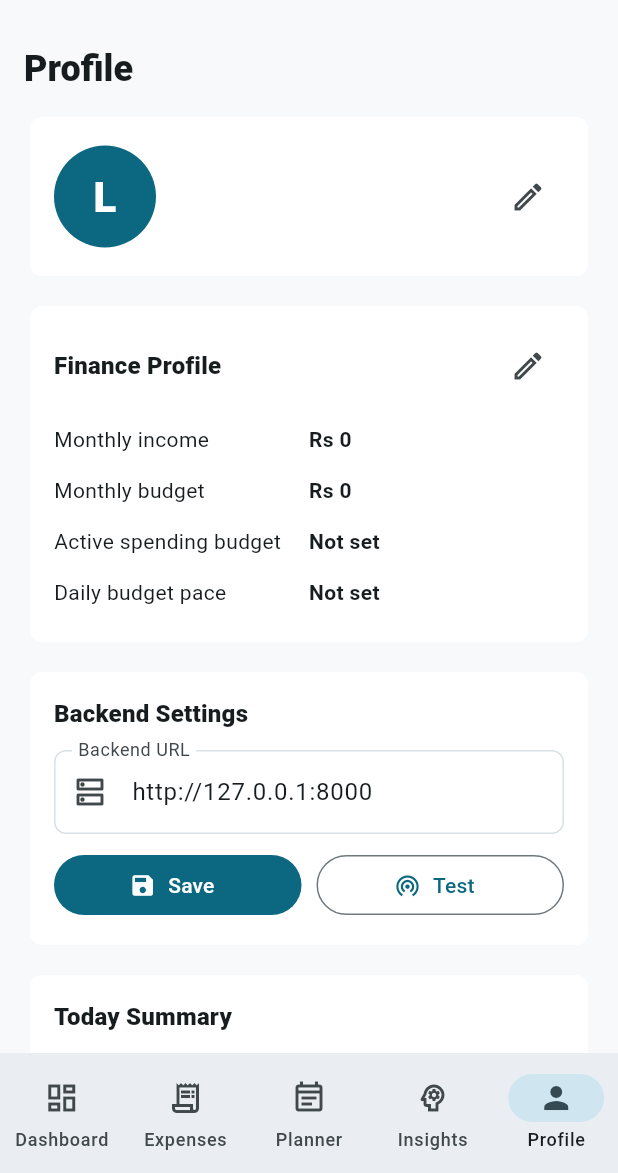
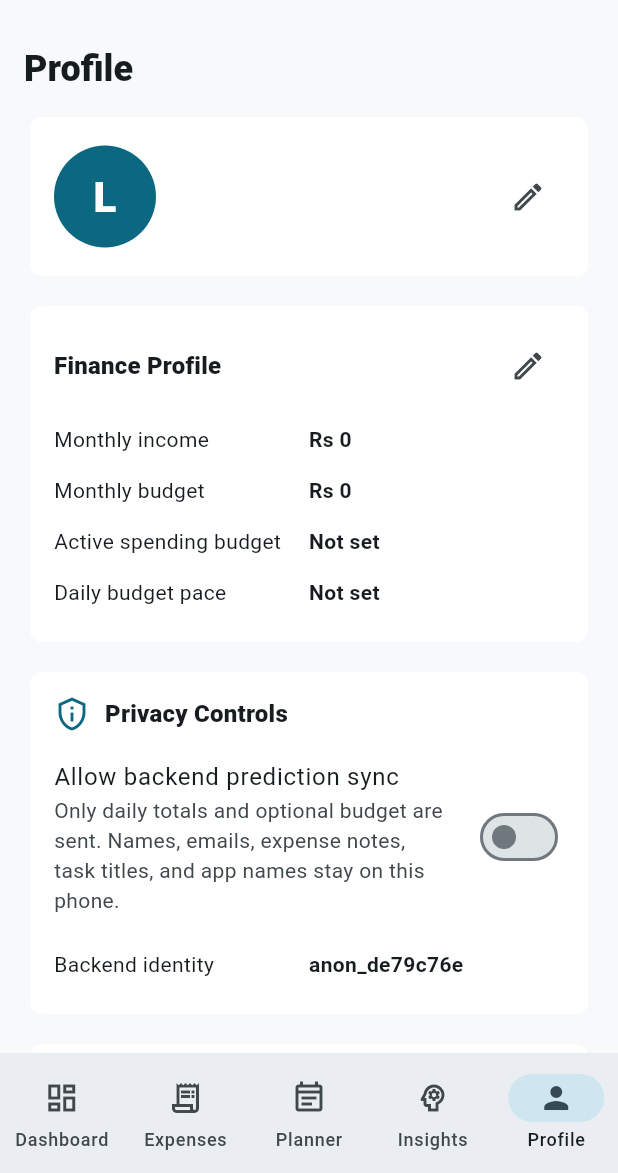
Before and after one commit to Mir1204/LifeLens, a Flutter app: the DashboardScreen screen opened directly with empty values, item 5 of the bottom bar chosen, on a phone screen of 412 x 824 dp, the part 63-1236 px from its top. Run offline on Flutter 3.47's test engine with Material 3 defaults, Android fonts, the light colour scheme and no system bars; our stand-ins replace fl_chart, flutter_local_notifications, permission_handler, sqflite; missing offline and left inert: app_usage, health; accounts and stored records are empty.

Commit message:
database security added

```diff
--- a/lib/features/profile/profile_screen.dart
+++ b/lib/features/profile/profile_screen.dart
@@ -74,6 +74,8 @@ class ProfileScreen extends StatelessWidget {
         ),
         const SizedBox(height: 12),
         _FinanceProfileCard(store: store),
+        const SizedBox(height: 12),
+        _PrivacyCard(store: store),
         const SizedBox(height: 12),
         _BackendSettings(store: store),
         const SizedBox(height: 12),
@@ -165,6 +167,55 @@ class ProfileScreen extends StatelessWidget {
         ),
       );
     }
+  }
+}
+
+class _PrivacyCard extends StatelessWidget {
+  const _PrivacyCard({required this.store});
+
+  final LifeLensStore store;
+
+  @override
+  Widget build(BuildContext context) {
+    return Card(
+      child: Padding(
+        padding: const EdgeInsets.all(16),
+        child: Column(
+          crossAxisAlignment: CrossAxisAlignment.start,
+          children: [
+            Row(
+              children: [
+                Icon(
+                  Icons.privacy_tip_outlined,
+                  color: Theme.of(context).colorScheme.primary,
+                ),
+                const SizedBox(width: 10),
+                Expanded(
+                  child: Text(
+                    'Privacy Controls',
+                    style: Theme.of(context).textTheme.titleMedium?.copyWith(
+                      fontWeight: FontWeight.w800,
+                    ),
+                  ),
+                ),
+              ],
+            ),
+            const SizedBox(height: 10),
+            SwitchListTile(
+              contentPadding: EdgeInsets.zero,
+              title: const Text('Allow backend prediction sync'),
+              subtitle: const Text(
+                'Only daily totals and optional budget are sent. Names, emails, expense notes, task titles, and app names stay on this phone.',
+              ),
+              value: store.backendSyncConsent,
+              onChanged: store.saveBackendSyncConsent,
+            ),
+            const SizedBox(height: 8),
+            _ProfileRow(label: 'Backend identity', value: store.backendUserId),
+          ],
+        ),
+      ),
+    );
   }
 }
 
--- a/lib/services/lifelens_store.dart
+++ b/lib/services/lifelens_store.dart
@@ -26,6 +26,7 @@ class LifeLensStore extends ChangeNotifier {
   bool isLoading = true;
   bool isSyncing = false;
   bool isTestingBackend = false;
+  bool backendSyncConsent = false;
   String? syncError;
   String? backendStatus;
   DateTime? lastSyncedAt;
@@ -49,6 +50,8 @@ class LifeLensStore extends ChangeNotifier {
     if (savedBackendUrl != backendUrl) {
       await database.saveSetting('backend_url', backendUrl);
     }
+    backendSyncConsent =
+        await database.setting('backend_sync_consent') == 'true';
 
     final loadedExpenses = await database.expenses(user.userId);
     final loadedTasks = await database.tasks(user.userId);
@@ -73,8 +76,7 @@ class LifeLensStore extends ChangeNotifier {
   String _normalizeBackendUrl(String? savedUrl) {
     final url = savedUrl?.trim().replaceAll(RegExp(r'/+$'), '');
     if (url == null || url.isEmpty) return defaultBackendUrl;
-    if (url == 'http://172.20.10.2:8000' ||
-        url == 'http://172.20.10.3:8000') {
+    if (url == 'http://172.20.10.2:8000' || url == 'http://172.20.10.3:8000') {
       return defaultBackendUrl;
     }
     return url;
@@ -165,6 +167,13 @@ class LifeLensStore extends ChangeNotifier {
   }
 
   Future<void> syncWithBackend() async {
+    if (!backendSyncConsent) {
+      syncError =
+          'Backend sync needs consent. Enable privacy consent in Profile first.';
+      notifyListeners();
+      return;
+    }
+
     isSyncing = true;
     syncError = null;
     notifyListeners();
@@ -172,7 +181,7 @@ class LifeLensStore extends ChangeNotifier {
     try {
       remoteScores = await PredictionApiService(baseUrl: backendUrl).predict(
         PredictionPayload(
-          userId: user.userId,
+          userId: backendUserId,
           health: health,
           dailySpending: todaySpending,
           calendarEvents: tasks.length,
@@ -206,6 +215,19 @@ class LifeLensStore extends ChangeNotifier {
     backendStatus = null;
     notifyListeners();
   }
+
+  Future<void> saveBackendSyncConsent(bool value) async {
+    backendSyncConsent = value;
+    await database.saveSetting('backend_sync_consent', value.toString());
+    if (!value) {
+      remoteScores = null;
+      lastSyncedAt = null;
+      syncError = null;
+    }
+    notifyListeners();
+  }
+
+  String get backendUserId => 'anon_${_stableHash(user.userId)}';
 
   Future<void> testBackendConnection() async {
     isTestingBackend = true;
@@ -382,4 +404,13 @@ class LifeLensStore extends ChangeNotifier {
   bool _isSameDay(DateTime a, DateTime b) {
     return a.year == b.year && a.month == b.month && a.day == b.day;
   }
+
+  String _stableHash(String value) {
+    var hash = 0x811c9dc5;
+    for (final unit in 'lifelens_backend_v1:$value'.codeUnits) {
+      hash ^= unit;
+      hash = (hash * 0x01000193) & 0xffffffff;
+    }
+    return hash.toRadixString(16).padLeft(8, '0');
+  }
 }
```
Also changed, not shown: 4 other files.
